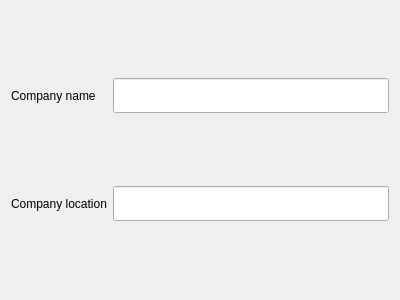
The window that windows/widgets/company_form.ui (Belyashi/LogisticTask) describes before a commit, drawn with Qt 5.
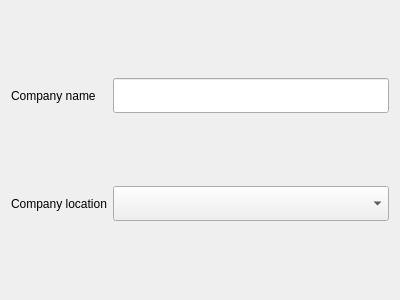
The same window after the commit.

What changed in the file:
```diff
--- a/windows/widgets/company_form.ui
+++ b/windows/widgets/company_form.ui
@@ -28,8 +28,8 @@
      </property>
     </widget>
    </item>
-   <item row="3" column="1">
-    <widget class="QLineEdit" name="location">
+   <item row="0" column="1">
+    <widget class="QLineEdit" name="company">
      <property name="minimumSize">
       <size>
        <width>0</width>
@@ -44,8 +44,8 @@
      </property>
     </widget>
    </item>
-   <item row="0" column="1">
-    <widget class="QLineEdit" name="company">
+   <item row="3" column="1">
+    <widget class="QComboBox" name="location">
      <property name="minimumSize">
       <size>
        <width>0</width>
```
